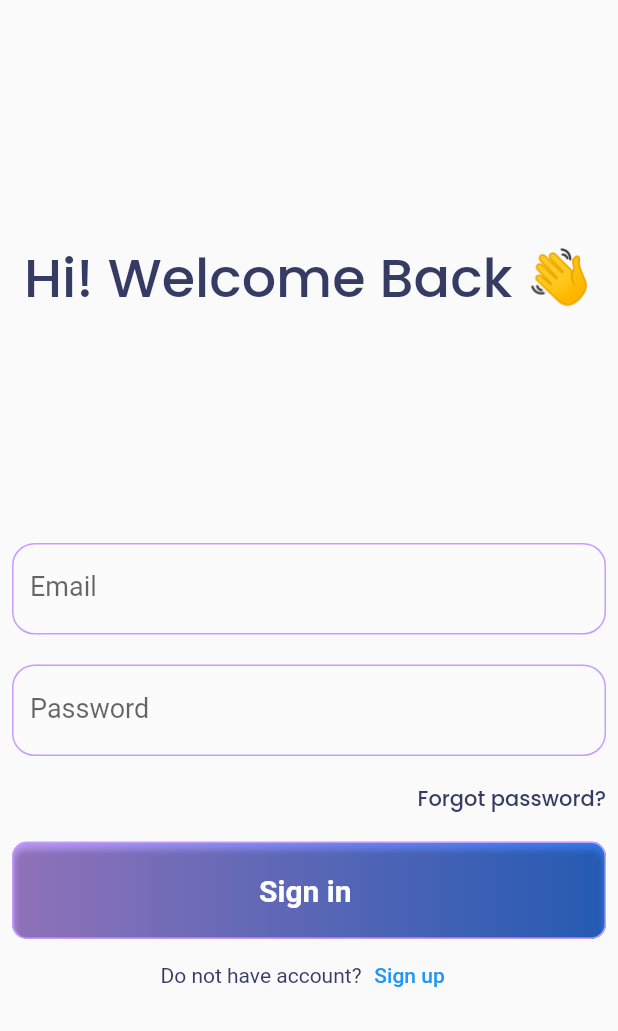
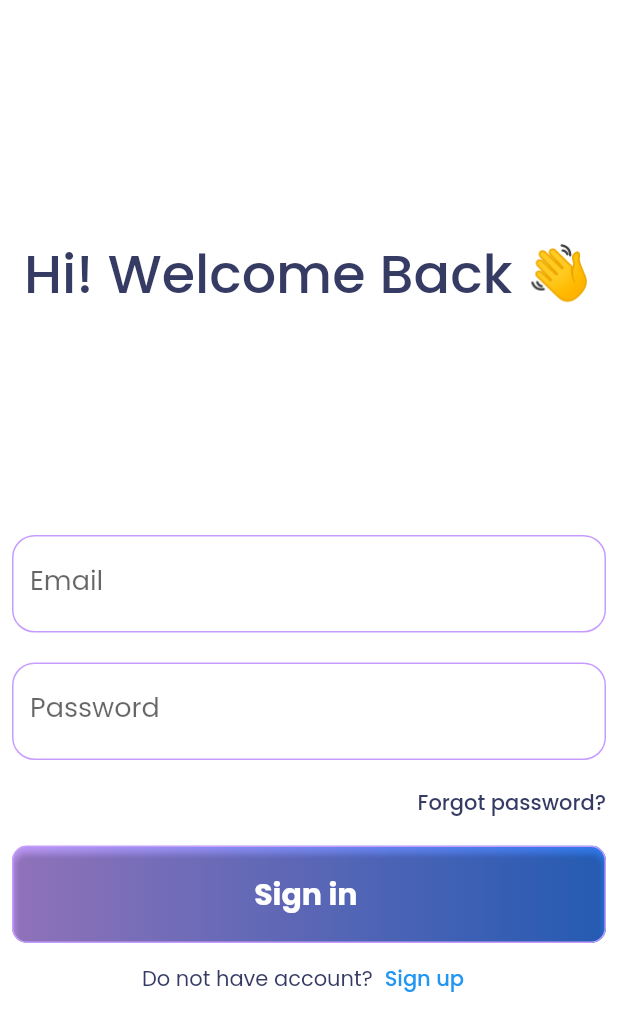
Before and after one commit to jhaym3s/haux, a Flutter app: the screen it shows after launch, on a phone screen of 412 x 824 dp. Shown: the top 1031 px of the screen. Run offline on Flutter 3.47's test engine with Material 2 defaults, Android fonts, the light colour scheme and no system bars; our stand-ins replace gap, google_fonts.

Commit message:
setting the dark theme seems boring now I'll come back to that

```diff
--- /dev/null
+++ b/lib/constants.dart
@@ -0,0 +1,66 @@
+import 'package:flutter/material.dart';
+import 'package:google_fonts/google_fonts.dart';
+
+
+ const  String appName = "Haux.";
+
+abstract class AppColors {
+  static const secondary = Color(0xFF363B64);
+  static const accent = Color(0xFFC69DFF);
+  static const darkText = Color(0xFF363B64);
+  static const lightText = Color(0xFFF5F5F5);
+  static const textFaded = Color(0xFF9899A5);
+  static const iconLight = Color(0xFFC69DFF);
+  static const iconDark = Color(0xFFC69DFF);
+  static const textHighlight = secondary;
+  static const cardLight = Color(0xFFF9FAFE);
+  static const cardDark = Color(0xFF303334);
+  static const  lightButton = iconLight;
+}
+
+abstract class _LightColors {
+  static const background = Colors.white;
+  static const card = AppColors.cardLight;
+}
+
+abstract class _DarkColors {
+  static const background = Color(0xFF1B1E1F);
+  static const card = AppColors.cardDark;
+}
+
+/// Reference to the application theme.
+abstract class AppTheme {
+  static const accentColor = AppColors.accent;
+  static final visualDensity = VisualDensity.adaptivePlatformDensity;
+
+  /// Light theme and its settings.
+  static ThemeData light() => ThemeData(
+        brightness: Brightness.light,
+        visualDensity: visualDensity,
+        textTheme:
+            GoogleFonts.poppinsTextTheme().apply(bodyColor: AppColors.darkText),
+        backgroundColor: _LightColors.background,
+        scaffoldBackgroundColor: _LightColors.background,
+        cardColor: _LightColors.card,
+        primaryTextTheme: const TextTheme(
+          headline6: TextStyle(color: AppColors.darkText),
+        ),
+        iconTheme: const IconThemeData(color: AppColors.iconDark), colorScheme: ColorScheme.fromSwatch().copyWith(secondary: accentColor),
+      );
+
+  /// Dark theme and its settings.
+  static ThemeData dark() => ThemeData(
+       // brightness: Brightness.dark,
+        visualDensity: visualDensity,
+        textTheme:
+            GoogleFonts.poppinsTextTheme().apply(bodyColor: AppColors.lightText),
+        backgroundColor: _DarkColors.background,
+        scaffoldBackgroundColor: _DarkColors.background,
+        cardColor: _DarkColors.card,
+        primaryTextTheme: const TextTheme(
+          headline6: TextStyle(color: AppColors.lightText),
+        ),
+        colorScheme: ColorScheme.fromSwatch().copyWith(secondary: accentColor),
+        iconTheme: const IconThemeData(color: AppColors.iconLight),
+      );
+}
--- a/lib/main.dart
+++ b/lib/main.dart
@@ -8,6 +8,7 @@ import 'package:haux/screens/detail_page.dart';
 import 'package:haux/screens/filter_screen.dart';
 import 'package:haux/screens/forgot_password.dart';
 import 'package:haux/screens/screens.dart';
+import 'package:haux/constants.dart';
 import 'package:haux/widgets/custom_navigation_bar.dart';
 import 'package:provider/provider.dart';
 
@@ -28,14 +29,14 @@ class MyApp extends StatelessWidget {
 
       ],
       child: MaterialApp(
-        title: 'Haux.',
-        debugShowCheckedModeBanner: false,
-        theme: ThemeData(
-          primarySwatch: Colors.grey,
-        ),
+        title: appName,
+      theme: AppTheme.light(),
+      debugShowCheckedModeBanner: false,
+      darkTheme: AppTheme.dark(),
+      themeMode: ThemeMode.light,
         home: const SplashScreen(),
         routes: {
-                  CustomNavigationBar.routeName :(context) => const CustomNavigationBar(),
+                CustomNavigationBar.routeName :(context) => const CustomNavigationBar(),
                  HomeScreen.routeName : (context) => const HomeScreen(),
                  FilterScreen.routeName:(context) => const FilterScreen(),
                  DetailsPage.routeName:(context) => const DetailsPage(),
--- a/lib/widgets/custom_navigation_bar.dart
+++ b/lib/widgets/custom_navigation_bar.dart
@@ -1,5 +1,6 @@
 import 'package:flutter/cupertino.dart';
 import 'package:flutter/material.dart';
+import 'package:haux/constants.dart';
 import 'package:haux/screens/favourite_screen.dart';
 import 'package:haux/screens/home_page.dart';
 import 'package:haux/screens/profile_screen.dart';
@@ -52,7 +53,7 @@ class _CustomNavigationBarState extends State<CustomNavigationBar> {
                 size: 30,
               ),
               activeIcon: Icon(CupertinoIcons.house_fill,size: 30),
-              label: "Haux",
+              label: appName,
               ),
           BottomNavigationBarItem(
               icon: Icon(
@@ -81,8 +82,8 @@ class _CustomNavigationBarState extends State<CustomNavigationBar> {
 
         ],
         onTap: selectPage,
-        selectedItemColor: Colors.blue,
-        unselectedItemColor: Colors.black,
+        selectedItemColor: const Color(0xFFC69DFF),
+        unselectedItemColor: const Color(0xFF03040B),
         currentIndex: selectedPageIndex,
         type: BottomNavigationBarType.fixed,
       ),
```
